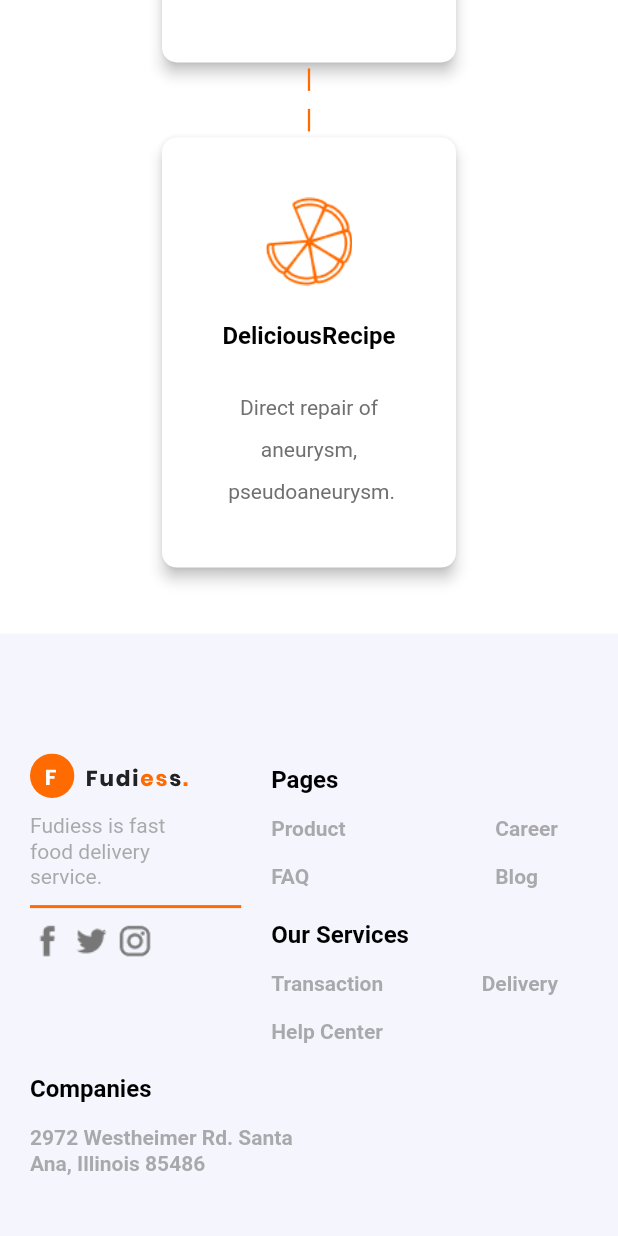
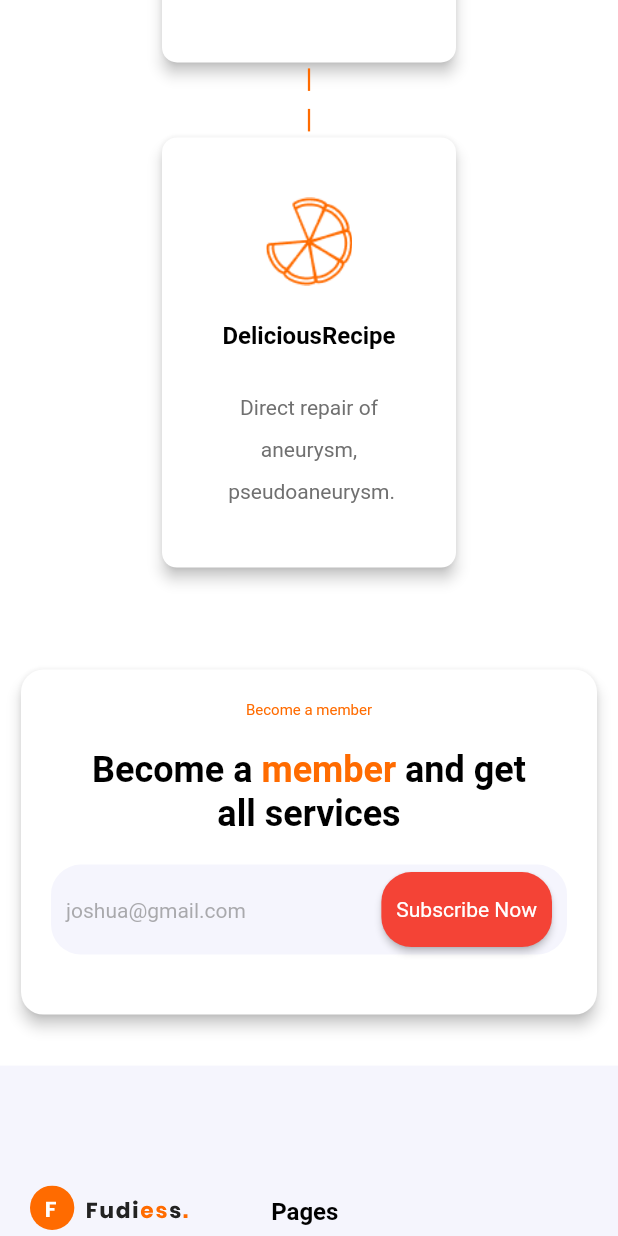
Before and after one commit to jeremy02/Fudiess, a Flutter app: the screen it shows after launch, scrolled down 1667 dp, on a phone screen of 412 x 824 dp. Run offline on Flutter 3.47's test engine with Material 2 defaults, Android fonts, the light colour scheme and no system bars; our stand-ins replace flutter_svg, get.

Commit message:
done with members section

```diff
--- a/workspace/fudiess/lib/home_screen.dart
+++ b/workspace/fudiess/lib/home_screen.dart
@@ -1,9 +1,10 @@
 import 'package:flutter/material.dart';
 import 'package:fudiess/controllers/menu_controller.dart';
 import 'package:fudiess/sections/app_bar/components/drawer_menu.dart';
+import 'package:fudiess/sections/app_footer/app_footer_section.dart';
+import 'package:fudiess/sections/app_member_section/app_members_section.dart';
 import 'package:fudiess/sections/app_order_section/app_order_section.dart';
 import 'package:fudiess/sections/app_top_section/app_top_section.dart';
-import 'package:fudiess/sections/footer/app_footer_section.dart';
 import 'package:fudiess/utils/constants.dart';
 import 'package:fudiess/utils/responsive.dart';
 import 'package:get/get.dart';
@@ -36,6 +37,10 @@ class HomeScreen extends StatelessWidget {
                       height: kDefaultPadding,
                     ),
                     AppOrderSection(screenSize: screenSize),
+                    AppMemberSection(screenSize: screenSize),
+                    const SizedBox(
+                      height: kDefaultPadding,
+                    ),
                     AppFooterSection(screenSize: screenSize),
                   ],
                 ),
@@ -50,6 +55,7 @@ class HomeScreen extends StatelessWidget {
                       height: kDefaultPadding,
                     ),
                     AppOrderSection(screenSize: screenSize),
+                    AppMemberSection(screenSize: screenSize),
                     AppFooterSection(screenSize: screenSize),
                   ],
                 ),
@@ -64,6 +70,7 @@ class HomeScreen extends StatelessWidget {
                       height: kDefaultPadding,
                     ),
                     AppOrderSection(screenSize: screenSize),
+                    AppMemberSection(screenSize: screenSize),
                     AppFooterSection(screenSize: screenSize),
                     const SizedBox(
                       height: kDefaultPadding * 3,
--- a/workspace/fudiess/lib/sections/footer/app_footer_section.dart
+++ b/workspace/fudiess/lib/sections/app_footer/app_footer_section.dart
@@ -58,7 +58,7 @@ class AppFooterSection extends StatelessWidget {
     final FooterSectionsController _controller = Get.put(FooterSectionsController());
 
     return Column(
-      crossAxisAlignment: CrossAxisAlignment.start,
+      crossAxisAlignment: CrossAxisAlignment.stretch,
       mainAxisAlignment: MainAxisAlignment.start,
       children: [
         Row(
@@ -76,7 +76,7 @@ class AppFooterSection extends StatelessWidget {
             Flexible(
               flex: 3,
               child: Column(
-                crossAxisAlignment: CrossAxisAlignment.start,
+                crossAxisAlignment: CrossAxisAlignment.stretch,
                 mainAxisAlignment: MainAxisAlignment.start,
                 children: [
                   const SizedBox(
@@ -131,7 +131,7 @@ class AppFooterSection extends StatelessWidget {
             flex: 3,
             child: Column(
               mainAxisAlignment: MainAxisAlignment.start,
-              crossAxisAlignment: CrossAxisAlignment.start,
+              crossAxisAlignment: CrossAxisAlignment.stretch,
               children: [
                 Row(
                   crossAxisAlignment: CrossAxisAlignment.start,
--- /dev/null
+++ b/workspace/fudiess/lib/sections/app_member_section/app_members_section.dart
@@ -0,0 +1,97 @@
+import 'package:flutter/material.dart';
+import 'package:flutter/rendering.dart';
+import 'package:fudiess/utils/constants.dart';
+import 'package:fudiess/utils/responsive.dart';
+
+import 'components/members_section_card_layout.dart';
+
+class AppMemberSection extends StatelessWidget {
+  const AppMemberSection({
+    Key? key,
+    required this.screenSize,
+  }) : super(key: key);
+
+  final Size screenSize;
+
+  @override
+  Widget build(BuildContext context) {
+    return SafeArea(
+      child: AnimatedContainer(
+        constraints: const BoxConstraints(
+          maxWidth: kMaxWidth,
+        ),
+        padding: EdgeInsets.only(
+          top: Responsive.isMobile(context) ? kDefaultPadding : 0,
+          bottom: Responsive.isMobile(context) ? kDefaultPadding * 0.5  : 0,
+          left: Responsive.isMobile(context) ? kDefaultPadding * 0.5 : kDefaultPadding * 2,
+          right: Responsive.isMobile(context) ? kDefaultPadding * 0.5 : kDefaultPadding * 2,
+        ),
+        decoration: BoxDecoration(
+            borderRadius: BorderRadius.circular(
+              kDefaultPadding * 0.75,
+            ),
+            color: Colors.white,
+        ),
+        duration: const Duration(
+          milliseconds: 500,
+        ),
+        // Provide an optional curve to make the animation feel smoother.
+        curve: Curves.fastLinearToSlowEaseIn,
+        child: Stack(
+          children: [
+            const MembersSectionCardLayout(),
+            Responsive.isMobile(context) ? Container() : const Positioned(
+              top: kDefaultPadding,
+              left: kDefaultPadding,
+              child: Image(
+                width: kDefaultPadding * 1.5,
+                height: kDefaultPadding * 1.5,
+                fit: BoxFit.contain,
+                image: AssetImage(
+                  'assets/images/member_section/ic_top_left.png',
+                ),
+              ),
+            ),
+            Responsive.isMobile(context) ? Container() : const Positioned(
+              left: kDefaultPadding * 0.5,
+              bottom: kDefaultPadding * 0.5,
+              child: Image(
+                width: kDefaultPadding * 1.5,
+                height: kDefaultPadding * 1.5,
+                fit: BoxFit.contain,
+                image: AssetImage(
+                  'assets/images/member_section/ic_bottom_left.png',
+                ),
+              ),
+            ),
+            Responsive.isMobile(context) ? Container() : const Positioned(
+              bottom: kDefaultPadding / 5,
+              right: 0,
+              left: 0,
+              child: Image(
+                width: kDefaultPadding,
+                height: kDefaultPadding,
+                fit: BoxFit.contain,
+                image: AssetImage(
+                  'assets/images/member_section/ic_bottom_center.png',
+                ),
+              ),
+            ),
+            Responsive.isMobile(context) ? Container() : const Positioned(
+              top: kDefaultPadding * 0.5,
+              right: kDefaultPadding * 0.5,
+              child: Image(
+                width: kDefaultPadding * 1.5,
+                height: kDefaultPadding * 1.5,
+                fit: BoxFit.contain,
+                image: AssetImage(
+                  'assets/images/member_section/ic_top_right.png',
+                ),
+              ),
+            ),
+          ],
+        ),
+      ),
+    );
+  }
+}
--- /dev/null
+++ b/workspace/fudiess/lib/sections/app_member_section/components/members_section_card_layout.dart
@@ -0,0 +1,167 @@
+import 'package:flutter/material.dart';
+import 'package:flutter/rendering.dart';
+import 'package:fudiess/sections/app_member_section/components/subscribe_button.dart';
+import 'package:fudiess/utils/constants.dart';
+import 'package:fudiess/utils/responsive.dart';
+
+import '../../../components/default_button.dart';
+import '../../../components/rich_text_title.dart';
+
+class MembersSectionCardLayout extends StatelessWidget {
+  const MembersSectionCardLayout({
+    Key? key,
+  }) : super(key: key);
+
+  @override
+  Widget build(BuildContext context) {
+    return Card(
+      elevation: 4,
+      shape: RoundedRectangleBorder(
+        borderRadius: BorderRadius.circular(
+          kDefaultPadding * 0.75,
+        ),
+      ),
+      child: Padding(
+        padding: const EdgeInsets.all(
+          kDefaultPadding,
+        ),
+        child: Column(
+          mainAxisSize: MainAxisSize.max,
+          mainAxisAlignment: MainAxisAlignment.center,
+          children: [
+            RichTextTitle(
+              text: 'Become a member',
+              fontSize: Responsive.isMobile(context) ? 10 : 12,
+              fontWeight: FontWeight.normal,
+              textColor: kPrimaryColor,
+              alignStart: false,
+              textScaleFactor: 1.2,
+            ),
+            SizedBox(
+              height: Responsive.isMobile(context) ? kDefaultPadding : kDefaultPadding * 2,
+            ),
+            RichText(
+              textAlign: TextAlign.center,
+              // textScaleFactor: textScaleFactor ?? 0.0,
+              text: TextSpan(
+                text: 'Become a ',
+                style: TextStyle(
+                    fontSize: Responsive.isMobile(context) ? 24 : 40,
+                    color: Colors.black,
+                    fontWeight: FontWeight.bold,
+                    height: 1.2
+                ),
+                children: [
+                  TextSpan(
+                    text: 'member',
+                    style: TextStyle(
+                      fontSize: Responsive.isMobile(context) ? 24 : 40,
+                      color: kPrimaryColor,
+                      fontWeight: FontWeight.bold,
+                      height: 1.2,
+                    ),
+                  ),
+                  TextSpan(
+                    text: ' and get',
+                    style: TextStyle(
+                      fontSize: Responsive.isMobile(context) ? 24 : 40,
+                      color: Colors.black,
+                      fontWeight: FontWeight.bold,
+                      height: 1.2,
+                    ),
+                  ),
+                ],
+              ),
+            ),
+            RichTextTitle(
+              text: 'all services',
+              fontSize: Responsive.isMobile(context) ? 24 : 40,
+              fontWeight: FontWeight.bold,
+              textColor: Colors.black,
+              alignStart: false,
+              textScaleFactor: 1.2,
+            ),
+            const SizedBox(
+              height: kDefaultPadding,
+            ),
+            _buildSubscribeTextAndButtonLayout(context),
+            SizedBox(
+              width: double.infinity,
+              height: Responsive.isMobile(context) ? kDefaultPadding : kDefaultPadding * 2,
+            ),
+          ],
+        ),
+      ),
+    );
+  }
+
+  Widget _buildSubscribeTextAndButtonLayout(BuildContext context) {
+
+    var screenSize = MediaQuery.of(context).size;
+
+    TextEditingController _textController = TextEditingController();
+
+    const border = OutlineInputBorder(
+      borderRadius: BorderRadius.only(
+        topLeft: Radius.circular(kDefaultPadding * 0.5),
+        bottomLeft: Radius.circular(kDefaultPadding * 0.5),
+      ),
+      borderSide: BorderSide(
+        width: 0,
+        color: kBackgroundColor,
+      ),
+    );
+
+    return Container(
+      width: Responsive.isMobile(context) ? double.infinity : screenSize.width * 0.60,
+      constraints: const BoxConstraints(
+        maxWidth: 750,
+      ),
+      decoration: BoxDecoration(
+        color: kBackgroundColor,
+        borderRadius: BorderRadius.circular(
+          kDefaultPadding,
+        ),
+      ),
+      child: Row(
+        mainAxisSize: MainAxisSize.max,
+        crossAxisAlignment: CrossAxisAlignment.center,
+        mainAxisAlignment: MainAxisAlignment.start,
+        children: [
+          const SizedBox(
+            width: kDefaultPadding * 0.25,
+          ),
+          Expanded(
+            child: TextField(
+              controller: _textController,
+              decoration: InputDecoration(
+                contentPadding: EdgeInsets.all(
+                  Responsive.isMobile(context) ? kDefaultPadding * 0.25 : kDefaultPadding,
+                ),
+                filled: true,
+                fillColor: kBackgroundColor,
+                focusColor: kBackgroundColor,
+                hintText: 'joshua@gmail.com',
+                labelStyle: const TextStyle(
+                  color: kTextColor,
+                  fontSize: 14.0,
+                ),
+                hintStyle: const TextStyle(
+                  color: kTextSecondaryColor,
+                  fontSize: 14.0,
+                ),
+                border: InputBorder.none,
+                enabledBorder: border,
+                focusedBorder: border,
+              ),
+            ),
+          ),
+          const SubscribeButton(),
+          const SizedBox(
+            width: kDefaultPadding * 0.5,
+          )
+        ],
+      ),
+    );
+  }
+}
--- /dev/null
+++ b/workspace/fudiess/lib/sections/app_member_section/components/subscribe_button.dart
@@ -0,0 +1,50 @@
+import 'package:flutter/material.dart';
+import 'package:flutter/rendering.dart';
+import 'package:fudiess/utils/constants.dart';
+import 'package:fudiess/utils/responsive.dart';
+
+import '../../../components/default_button.dart';
+
+class SubscribeButton extends StatelessWidget {
+  const SubscribeButton({
+    Key? key,
+  }) : super(key: key);
+
+  @override
+  Widget build(BuildContext context) {
+    return Container(
+      decoration: const BoxDecoration(
+        color: kBackgroundColor,
+      ),
+      margin: const EdgeInsets.fromLTRB(
+          kDefaultPadding * 0.25, kDefaultPadding * 0.25, 0, kDefaultPadding * 0.25
+      ),
+      child: ElevatedButton(
+        style: ElevatedButton.styleFrom(
+          padding: EdgeInsets.symmetric(
+            horizontal: Responsive.isMobile(context) ? kDefaultPadding * 0.5 : kDefaultPadding,
+            vertical: Responsive.isMobile(context) ? kDefaultPadding * 0.85 : kDefaultPadding,
+          ),
+          primary: Colors.red,
+          shape: RoundedRectangleBorder(
+            borderRadius: BorderRadius.circular(
+                kDefaultPadding,
+            ),
+          ),
+        ),
+        child: const Text(
+          'Subscribe Now',
+          softWrap: true,
+          maxLines: 1,
+          textAlign: TextAlign.center,
+          style: TextStyle(
+            fontSize: 14.0,
+            fontWeight: FontWeight.normal,
+            color: Colors.white,
+          ),
+        ),
+        onPressed: () {},
+      ),
+    );
+  }
+}
--- a/workspace/fudiess/pubspec.yaml
+++ b/workspace/fudiess/pubspec.yaml
@@ -69,6 +69,7 @@ flutter:
   assets:
     - assets/images/
     - assets/icons/
+    - assets/images/member_section/
 
   # An image asset can refer to one or more resolution-specific "variants", see
   # https://flutter.dev/assets-and-images/#resolution-aware.
```
Also changed, not shown: workspace/fudiess/assets/images/member_section/ic_bottom_center.png (added), workspace/fudiess/assets/images/member_section/ic_bottom_left.png (added), workspace/fudiess/assets/images/member_section/ic_top_left.png (added), workspace/fudiess/assets/images/member_section/ic_top_right.png (added), workspace/fudiess/lib/sections/app_footer/components/footer_section_about_fudiess_layout.dart (renamed from workspace/fudiess/lib/sections/footer/components/footer_section_about_fudiess_layout.dart), workspace/fudiess/lib/sections/app_footer/components/footer_section_pages_services_layout.dart (renamed from workspace/fudiess/lib/sections/footer/components/footer_section_pages_services_layout.dart), workspace/fudiess/lib/sections/app_footer/models/footer_sections.dart (renamed from workspace/fudiess/lib/sections/footer/models/footer_sections.dart).
